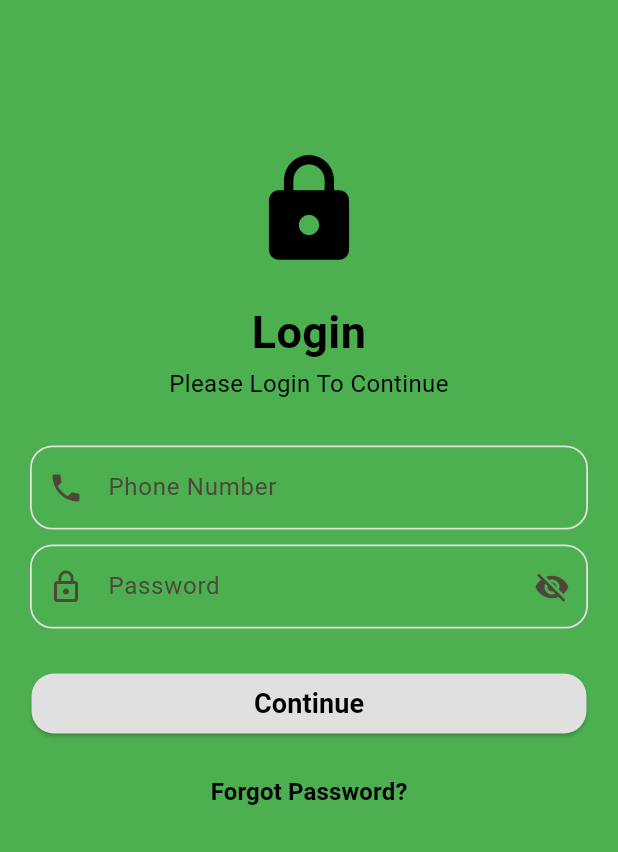
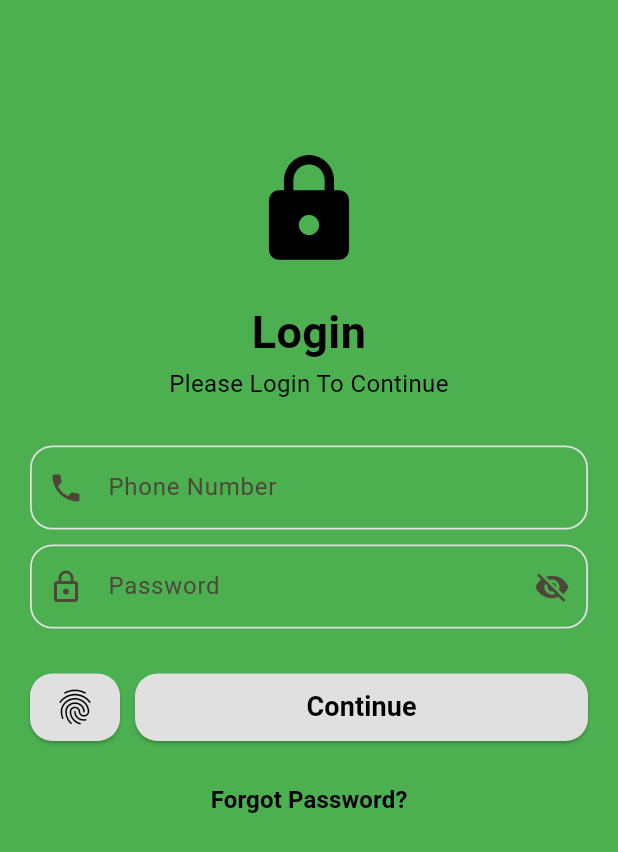
Before and after one commit to annddvaa/KB1179-1123150164-uts, a Flutter app: the Loginscreen screen opened directly, on a phone screen of 412 x 824 dp. Shown: the top 852 px of the screen. Run offline on Flutter 3.47's test engine with Material 3 defaults, Android fonts, the phone set to English and light mode, and no system bars.

Commit message:
menambahkan tombol fingerprint

```diff
--- a/lib/screen/Loginscreen.dart
+++ b/lib/screen/Loginscreen.dart
@@ -82,20 +82,46 @@ class Loginscreen extends StatelessWidget {
               ),
               // Tombol Continue
               const SizedBox(height: 30),
-              Container(
-                margin: EdgeInsets.only(left: 1, right: 1),
-                child: SizedBox(
-                  width: double.infinity,
-                  height: 40,
+              Row(
+                children: [
+                  // Tombol Fingerprint
+                  SizedBox(
+                    height: 45,
+                    width: 60,
                     child: ElevatedButton(
                       onPressed: () {},
                       style: ElevatedButton.styleFrom(
-                      backgroundColor: Colors.grey[300]!,
+                        backgroundColor: Colors.grey[300],
+                        shape: RoundedRectangleBorder(
+                          borderRadius: BorderRadius.circular(15),
+                        ),
+                        padding: EdgeInsets.zero,
+                      ),
+                      child: Center(
+                        child: const Icon(
+                          Icons.fingerprint,
+                          color: Colors.black,
+                          size: 28,
+                        ),
+                      ),
+                    ),
+                  ),
+                  const SizedBox(width: 10),
+
+                  // Tombol Continue
+                  Expanded(
+                    flex: 3,
+                    child: SizedBox(
+                      height: 45,
+                      child: ElevatedButton(
+                        onPressed: () {},
+                        style: ElevatedButton.styleFrom(
+                          backgroundColor: Colors.grey[300],
                           shape: RoundedRectangleBorder(
                             borderRadius: BorderRadius.circular(15),
                           ),
                         ),
-                    child: Text(
+                        child: const Text(
                           "Continue",
                           style: TextStyle(
                             fontSize: 18,
@@ -105,6 +131,8 @@ class Loginscreen extends StatelessWidget {
                         ),
                       ),
                     ),
+                  ),
+                ],
               ),
               const SizedBox(height: 15),
               TextButton(
```
Lines whose indentation alone changed are shown as unchanged.
